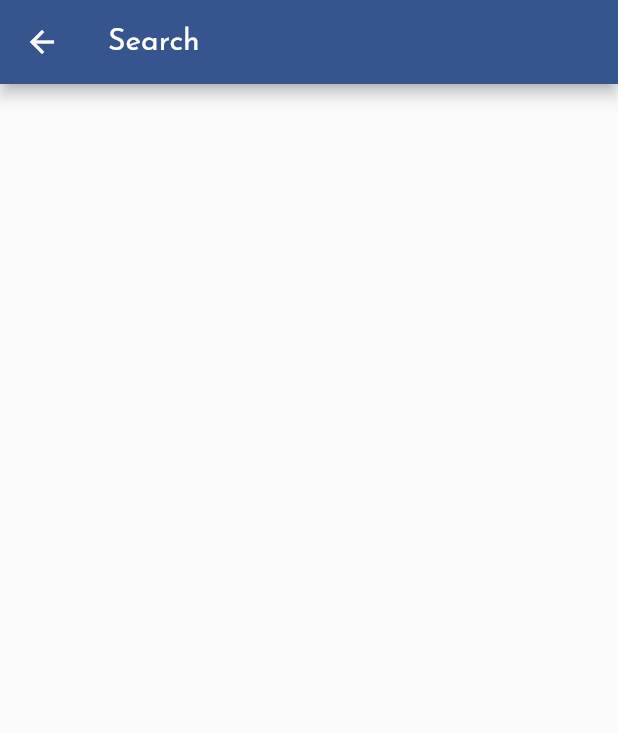
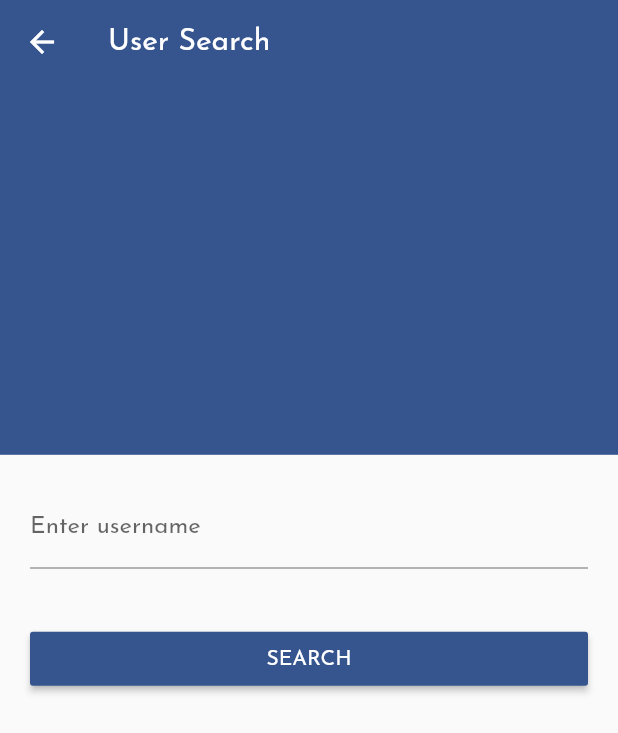
Before and after one commit to 9jaswag/postit-mobile, a Flutter app: the SearchScreen screen opened directly, on a phone screen of 412 x 824 dp. Shown: the top 733 px of the screen. Run offline on Flutter 3.47's test engine with Material 2 defaults, Android fonts, the phone set to English and light mode, and no system bars; our stand-ins replace flutter_secure_storage; accounts and stored records are empty.

Commit message:
feature: implement user search

```diff
--- a/lib/screens/search_screen.dart
+++ b/lib/screens/search_screen.dart
@@ -1,4 +1,6 @@
 import 'package:flutter/material.dart';
+
+import 'package:postit/utils/api.dart';
 
 class SearchScreen extends StatefulWidget {
   @override
@@ -6,10 +8,70 @@ class SearchScreen extends StatefulWidget {
 }
 
 class _SearchScreenState extends State<SearchScreen> {
+  List _users = [];
+  TextEditingController inputController = TextEditingController();
+
   @override
   Widget build(BuildContext context) {
     return Scaffold(
-      appBar: AppBar(title: Text('Search'),),
+      appBar: AppBar(
+        title: Text('User Search'),
+        elevation: 0,
+      ),
+      body: Column(
+        children: <Widget>[
+          buildTop(context),
+          Container(
+            padding: EdgeInsets.all(20.0),
+            child: TextField(
+              controller: inputController,
+              decoration: InputDecoration(
+                labelText: 'Enter username',
+                focusedBorder: OutlineInputBorder(),
+              ),
+            ),
+          ),
+          Container(
+              padding: EdgeInsets.symmetric(vertical: 16.0, horizontal: 20.0),
+              width: MediaQuery.of(context).size.width,
+              child: RaisedButton(
+                onPressed: () => _search(),
+                color: Theme.of(context).primaryColor,
+                child: Text("SEARCH", style: TextStyle(color: Colors.white)),
+              ))
+        ],
+      ),
     );
   }
+
+  Container buildTop(BuildContext context) {
+    return Container(
+      height: MediaQuery.of(context).size.height * 0.3,
+      // padding: EdgeInsets.all(20.0),
+      width: MediaQuery.of(context).size.width,
+      decoration: BoxDecoration(color: Theme.of(context).primaryColor),
+      child: Center(
+        child: Row(
+          mainAxisAlignment: MainAxisAlignment.center,
+          children: _users.map((user) {
+            return Chip(
+              label: Text(user['username']),
+            );
+          }).toList(),
+        ),
+      ),
+    );
+  }
+
+  void _search() async {
+    final api = Api();
+    final response = await api.findUsers(username: inputController.text);
+    if (response != null &&
+        response.containsKey('success') &&
+        response['success']) {
+      setState(() {
+        _users = response['users'];
+      });
+    }
+  }
 }
--- a/lib/utils/api.dart
+++ b/lib/utils/api.dart
@@ -40,6 +40,15 @@ class Api {
     return response;
   }
 
+  Future<Map> findUsers({username = '', limit = 5, offset = 0}) async {
+    final url =
+        '$_url/api/v1/user/search?username=$username&limit=$limit&offset=$offset';
+    var token = await getUserToken();
+    final headers = {'x-access-token': token, 'Accept': 'text/plain'};
+    final response = await _getJson(url, headers);
+    return response;
+  }
+
   /// Fetches and returns a JSON object represented as a Dart [String].
   ///
   /// Returns null if the API server is down, or the response is not JSON.
```
Also changed, not shown: lib/screens/group_screen.dart (+6 -1 lines).
